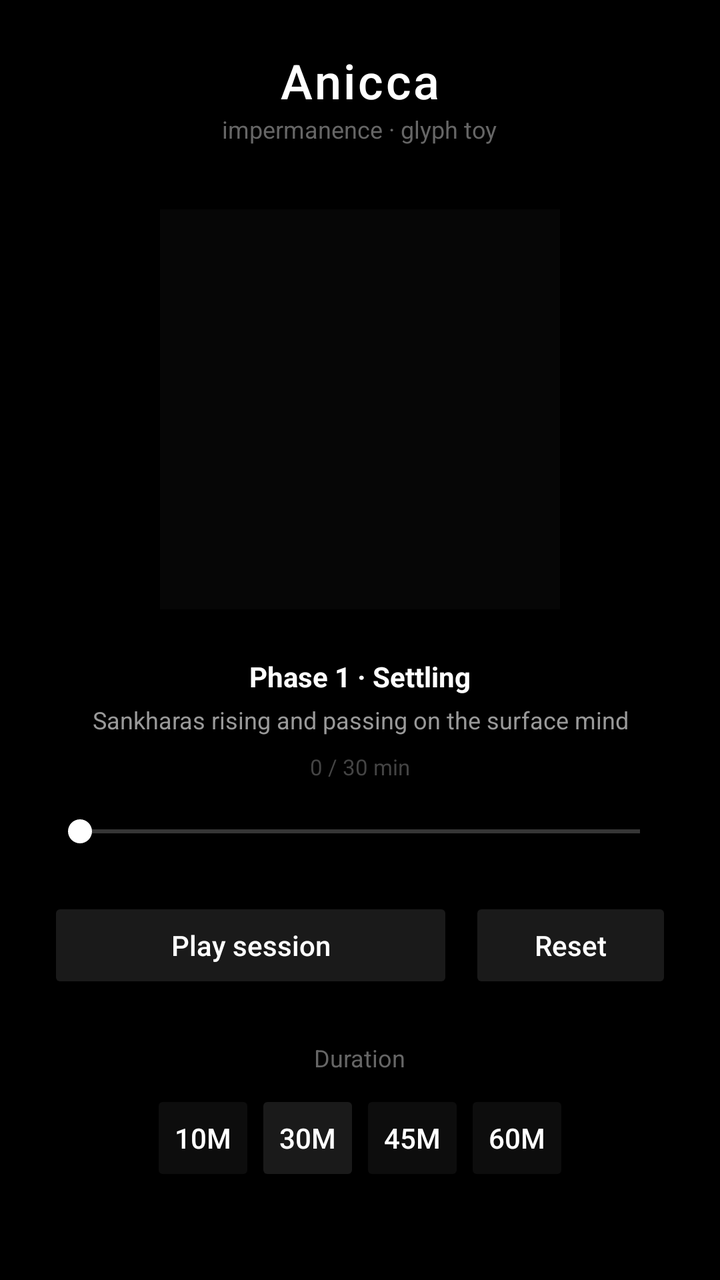
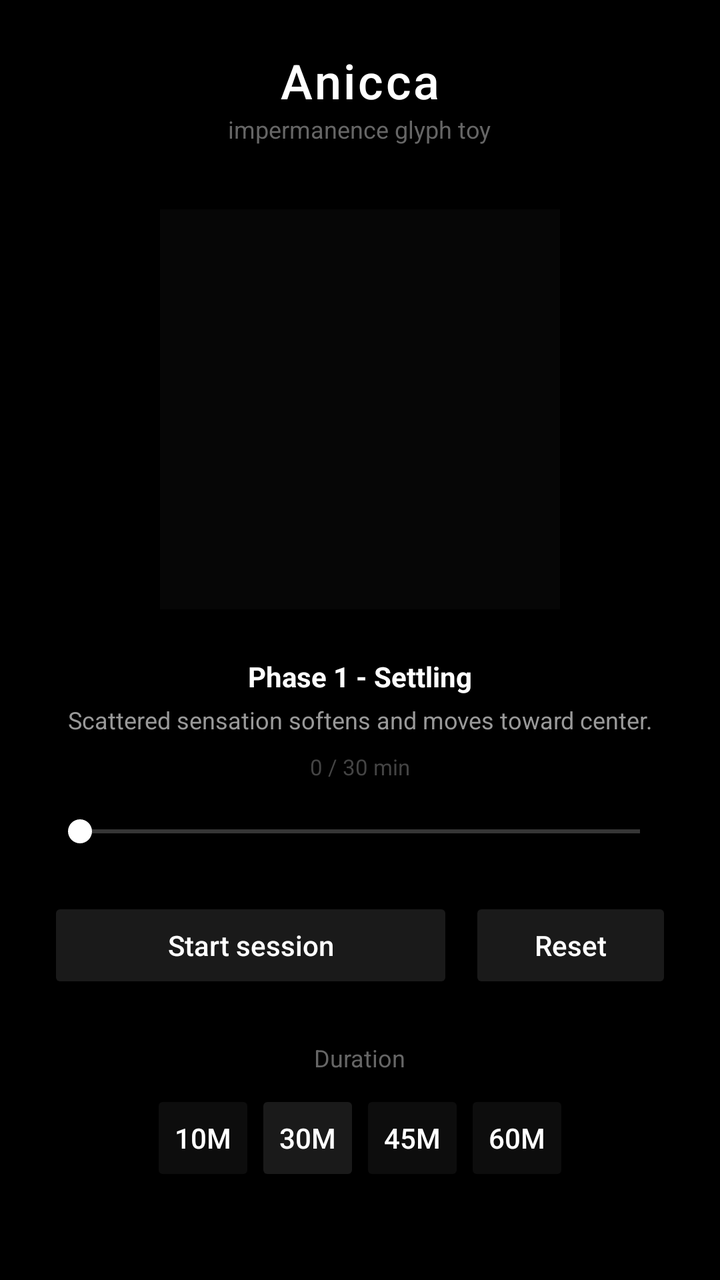

Before-and-after screenshots of an Android layout around one commit, followed by the original layout XML and the change that was made.
<!-- AndroidManifest.xml: application theme Theme.Anicca -->
<!-- res/layout/activity_main.xml -->
<?xml version="1.0" encoding="utf-8"?>
<LinearLayout xmlns:android="http://schemas.android.com/apk/res/android"
    android:layout_width="match_parent"
    android:layout_height="match_parent"
    android:background="#000000"
    android:gravity="center_horizontal"
    android:orientation="vertical"
    android:padding="24dp">

    <TextView
        android:layout_width="wrap_content"
        android:layout_height="wrap_content"
        android:fontFamily="sans-serif-medium"
        android:text="Anicca"
        android:textColor="#FFFFFF"
        android:textSize="24sp"
        android:letterSpacing="0.05" />

    <TextView
        android:layout_width="wrap_content"
        android:layout_height="wrap_content"
        android:text="impermanence · glyph toy"
        android:textColor="#666666"
        android:textSize="12sp"
        android:layout_marginBottom="32dp" />

    
    <View
        android:id="@+id/matrixPreview"
        android:layout_width="200dp"
        android:layout_height="200dp"
        android:background="#060606"
        android:layout_marginBottom="24dp" />

    <TextView
        android:id="@+id/pname"
        android:layout_width="wrap_content"
        android:layout_height="wrap_content"
        android:text="Phase 1 · Settling"
        android:textColor="#FFFFFF"
        android:textSize="14sp"
        android:textStyle="bold" />

    <TextView
        android:id="@+id/pdesc"
        android:layout_width="wrap_content"
        android:layout_height="wrap_content"
        android:gravity="center"
        android:text="Sankharas rising and passing on the surface mind"
        android:textColor="#999999"
        android:textSize="12sp"
        android:layout_marginTop="4dp" />

    <TextView
        android:id="@+id/statusText"
        android:layout_width="wrap_content"
        android:layout_height="wrap_content"
        android:text="0 / 30 min"
        android:textColor="#444444"
        android:textSize="11sp"
        android:layout_marginTop="8dp" />

    <SeekBar
        android:id="@+id/progSlider"
        android:layout_width="match_parent"
        android:layout_height="wrap_content"
        android:layout_marginTop="16dp"
        android:max="100"
        android:progress="0"
        android:progressTint="#FFFFFF"
        android:thumbTint="#FFFFFF" />

    <LinearLayout
        android:layout_width="match_parent"
        android:layout_height="wrap_content"
        android:layout_marginTop="24dp"
        android:orientation="horizontal">

        <Button
            android:id="@+id/playBtn"
            android:layout_width="0dp"
            android:layout_height="wrap_content"
            android:layout_weight="2"
            android:text="Play session"
            android:textAllCaps="false"
            android:backgroundTint="#1A1A1A"
            android:textColor="#FFFFFF" />

        <Space android:layout_width="8dp" android:layout_height="wrap_content" />

        <Button
            android:id="@+id/resetBtn"
            android:layout_width="0dp"
            android:layout_height="wrap_content"
            android:layout_weight="1"
            android:text="Reset"
            android:textAllCaps="false"
            android:backgroundTint="#1A1A1A"
            android:textColor="#FFFFFF" />
    </LinearLayout>

    <TextView
        android:layout_width="wrap_content"
        android:layout_height="wrap_content"
        android:text="Duration"
        android:textColor="#666666"
        android:textSize="12sp"
        android:layout_marginTop="24dp" />

    <LinearLayout
        android:layout_width="wrap_content"
        android:layout_height="wrap_content"
        android:orientation="horizontal"
        android:layout_marginTop="8dp">

        <Button android:id="@+id/btn10" style="?android:attr/buttonStyleSmall" android:layout_width="wrap_content" android:layout_height="wrap_content" android:text="10m" android:backgroundTint="#0D0D0D" />
        <Button android:id="@+id/btn30" style="?android:attr/buttonStyleSmall" android:layout_width="wrap_content" android:layout_height="wrap_content" android:text="30m" android:backgroundTint="#1A1A1A" />
        <Button android:id="@+id/btn45" style="?android:attr/buttonStyleSmall" android:layout_width="wrap_content" android:layout_height="wrap_content" android:text="45m" android:backgroundTint="#0D0D0D" />
        <Button android:id="@+id/btn60" style="?android:attr/buttonStyleSmall" android:layout_width="wrap_content" android:layout_height="wrap_content" android:text="60m" android:backgroundTint="#0D0D0D" />
    </LinearLayout>

</LinearLayout>
<!-- resources referenced by this layout -->
<resources>
  <style name="Theme.Anicca" parent="Theme.AppCompat.NoActionBar">
          <item name="android:windowBackground">#000000</item>
          <item name="android:statusBarColor">#000000</item>
      </style>
</resources>

<!-- the commit's change to res/layout/activity_main.xml (unified diff, before → after) -->
@@ -11,32 +11,31 @@
         android:layout_width="wrap_content"
         android:layout_height="wrap_content"
         android:fontFamily="sans-serif-medium"
+        android:letterSpacing="0.05"
         android:text="Anicca"
         android:textColor="#FFFFFF"
-        android:textSize="24sp"
-        android:letterSpacing="0.05" />
+        android:textSize="24sp" />
 
     <TextView
         android:layout_width="wrap_content"
         android:layout_height="wrap_content"
-        android:text="impermanence · glyph toy"
+        android:layout_marginBottom="32dp"
+        android:text="impermanence glyph toy"
         android:textColor="#666666"
-        android:textSize="12sp"
-        android:layout_marginBottom="32dp" />
+        android:textSize="12sp" />
 
-    
     <View
         android:id="@+id/matrixPreview"
         android:layout_width="200dp"
         android:layout_height="200dp"
-        android:background="#060606"
-        android:layout_marginBottom="24dp" />
+        android:layout_marginBottom="24dp"
+        android:background="#060606" />
 
     <TextView
         android:id="@+id/pname"
         android:layout_width="wrap_content"
         android:layout_height="wrap_content"
-        android:text="Phase 1 · Settling"
+        android:text="Phase 1 - Settling"
         android:textColor="#FFFFFF"
         android:textSize="14sp"
         android:textStyle="bold" />
@@ -45,20 +44,20 @@
         android:id="@+id/pdesc"
         android:layout_width="wrap_content"
         android:layout_height="wrap_content"
+        android:layout_marginTop="4dp"
         android:gravity="center"
-        android:text="Sankharas rising and passing on the surface mind"
+        android:text="Scattered sensation softens and moves toward center."
         android:textColor="#999999"
-        android:textSize="12sp"
-        android:layout_marginTop="4dp" />
+        android:textSize="12sp" />
 
     <TextView
         android:id="@+id/statusText"
         android:layout_width="wrap_content"
         android:layout_height="wrap_content"
+        android:layout_marginTop="8dp"
         android:text="0 / 30 min"
         android:textColor="#444444"
-        android:textSize="11sp"
-        android:layout_marginTop="8dp" />
+        android:textSize="11sp" />
 
     <SeekBar
         android:id="@+id/progSlider"
@@ -81,42 +80,71 @@
             android:layout_width="0dp"
             android:layout_height="wrap_content"
             android:layout_weight="2"
-            android:text="Play session"
+            android:backgroundTint="#1A1A1A"
+            android:text="Start session"
             android:textAllCaps="false"
-            android:backgroundTint="#1A1A1A"
             android:textColor="#FFFFFF" />
 
-        <Space android:layout_width="8dp" android:layout_height="wrap_content" />
+        <Space
+            android:layout_width="8dp"
+            android:layout_height="wrap_content" />
 
         <Button
             android:id="@+id/resetBtn"
             android:layout_width="0dp"
             android:layout_height="wrap_content"
             android:layout_weight="1"
+            android:backgroundTint="#1A1A1A"
             android:text="Reset"
             android:textAllCaps="false"
-            android:backgroundTint="#1A1A1A"
             android:textColor="#FFFFFF" />
     </LinearLayout>
 
     <TextView
         android:layout_width="wrap_content"
         android:layout_height="wrap_content"
+        android:layout_marginTop="24dp"
         android:text="Duration"
         android:textColor="#666666"
-        android:textSize="12sp"
-        android:layout_marginTop="24dp" />
+        android:textSize="12sp" />
 
     <LinearLayout
         android:layout_width="wrap_content"
         android:layout_height="wrap_content"
-        android:orientation="horizontal"
-        android:layout_marginTop="8dp">
+        android:layout_marginTop="8dp"
+        android:orientation="horizontal">
 
-        <Button android:id="@+id/btn10" style="?android:attr/buttonStyleSmall" android:layout_width="wrap_content" android:layout_height="wrap_content" android:text="10m" android:backgroundTint="#0D0D0D" />
-        <Button android:id="@+id/btn30" style="?android:attr/buttonStyleSmall" android:layout_width="wrap_content" android:layout_height="wrap_content" android:text="30m" android:backgroundTint="#1A1A1A" />
-        <Button android:id="@+id/btn45" style="?android:attr/buttonStyleSmall" android:layout_width="wrap_content" android:layout_height="wrap_content" android:text="45m" android:backgroundTint="#0D0D0D" />
-        <Button android:id="@+id/btn60" style="?android:attr/buttonStyleSmall" android:layout_width="wrap_content" android:layout_height="wrap_content" android:text="60m" android:backgroundTint="#0D0D0D" />
+        <Button
+            android:id="@+id/btn10"
+            style="?android:attr/buttonStyleSmall"
+            android:layout_width="wrap_content"
+            android:layout_height="wrap_content"
+            android:backgroundTint="#0D0D0D"
+            android:text="10m" />
+
+        <Button
+            android:id="@+id/btn30"
+            style="?android:attr/buttonStyleSmall"
+            android:layout_width="wrap_content"
+            android:layout_height="wrap_content"
+            android:backgroundTint="#1A1A1A"
+            android:text="30m" />
+
+        <Button
+            android:id="@+id/btn45"
+            style="?android:attr/buttonStyleSmall"
+            android:layout_width="wrap_content"
+            android:layout_height="wrap_content"
+            android:backgroundTint="#0D0D0D"
+            android:text="45m" />
+
+        <Button
+            android:id="@+id/btn60"
+            style="?android:attr/buttonStyleSmall"
+            android:layout_width="wrap_content"
+            android:layout_height="wrap_content"
+            android:backgroundTint="#0D0D0D"
+            android:text="60m" />
     </LinearLayout>
 
 </LinearLayout>
